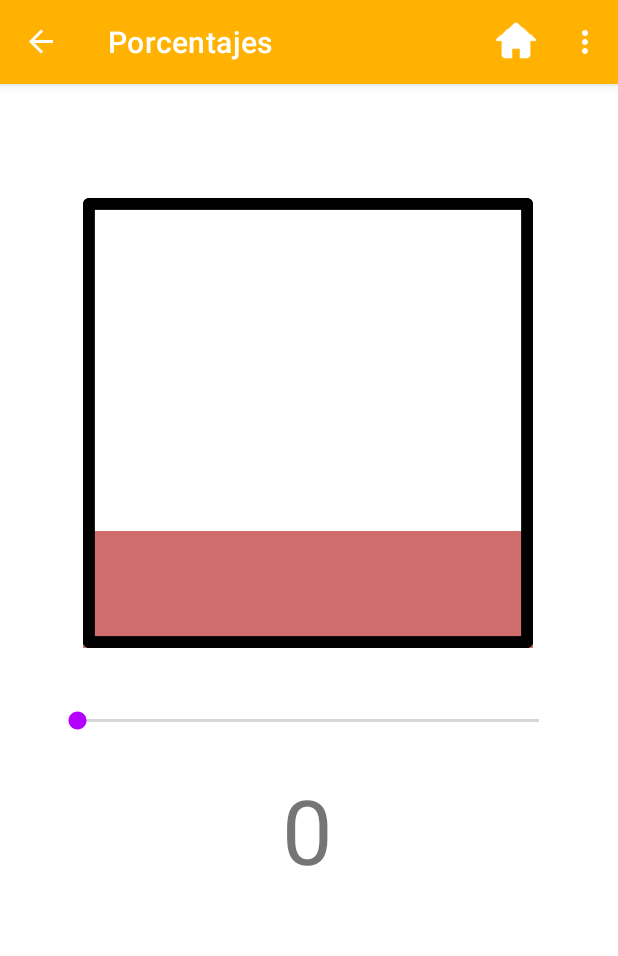
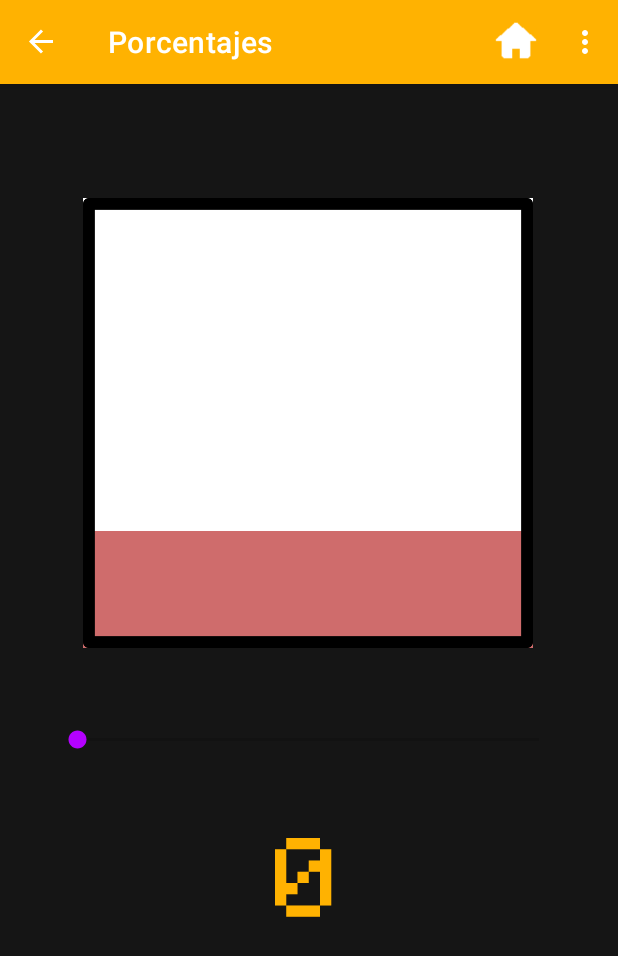
Before and after one commit to abcerrar/GamePocket, an Android app: the screen it shows after launch (HomeMenuActivity), after a tap on an icon or button, on a phone screen of 412 x 824 dp. Shown: the top 956 px of the screen. Run offline under Robolectric (Android 15) with nearby library versions, the phone set to English and light mode, and no system bars; our stand-ins replace Firebase (no records; nobody signed in at launch, a user with empty details on screens opened directly), navigation-ui; Roboto replaces fonts that are not available here.

Commit message:
estilos juegos nocturnos

```diff
--- a/app/src/main/java/com/example/tfg_nd/puzzle_porcenaje.java
+++ b/app/src/main/java/com/example/tfg_nd/puzzle_porcenaje.java
@@ -73,14 +73,14 @@ public class puzzle_porcenaje extends Fragment {
         if(currentUser!=null){
             email = currentUser.getEmail();
             user = new User(email);
-            tvTitulo.setText("Nivel: " + nivel_actual);
         }else{
             user = new User();
             nivel_actual = -1;
-            tvTitulo.setText("");
+            tvTitulo.setVisibility(View.INVISIBLE);
         }
         mPref = new manejadorPreferencias(email, getActivity());
         nivel_actual = Integer.parseInt(mPref.get("nivel", "0"));
+        tvTitulo.setText("Nivel: " + nivel_actual);
 
         listenerReload = new View.OnClickListener() {
             @Override
--- a/app/src/main/res/layout/fragment_puzzle_porcenaje.xml
+++ b/app/src/main/res/layout/fragment_puzzle_porcenaje.xml
@@ -4,53 +4,41 @@
     xmlns:tools="http://schemas.android.com/tools"
     android:layout_width="match_parent"
     android:layout_height="match_parent"
+    android:background="@color/fondonegro"
     tools:context=".puzzle_porcenaje">
 
     <SeekBar
         android:id="@+id/seekBar2"
         android:layout_width="340dp"
         android:layout_height="43dp"
-        app:layout_constraintBottom_toTopOf="@+id/tvNumero"
+        android:layout_marginTop="40dp"
         app:layout_constraintEnd_toEndOf="parent"
         app:layout_constraintHorizontal_bias="0.492"
         app:layout_constraintStart_toStartOf="parent"
-        app:layout_constraintTop_toBottomOf="@+id/tvRelleno"
-        app:layout_constraintVertical_bias="0.737" />
+        app:layout_constraintTop_toBottomOf="@+id/tvRelleno" />
 
     <TextView
         android:id="@+id/tvNumero"
         android:layout_width="wrap_content"
         android:layout_height="wrap_content"
-        android:layout_marginBottom="44dp"
+        android:layout_marginTop="28dp"
+        android:fontFamily="@font/minecraftia"
         android:gravity="center"
         android:text="0"
+        android:textColor="@color/amarillo"
         android:textSize="60sp"
-        app:layout_constraintBottom_toTopOf="@+id/tvResultado"
         app:layout_constraintEnd_toEndOf="parent"
-        app:layout_constraintHorizontal_bias="0.498"
-        app:layout_constraintStart_toStartOf="parent" />
-
-    <TextView
-        android:id="@+id/tvResultado"
-        android:layout_width="332dp"
-        android:layout_height="37dp"
-        android:layout_marginTop="572dp"
-        android:layout_marginBottom="50dp"
-        android:gravity="center"
-        android:textSize="24sp"
-        app:layout_constraintBottom_toBottomOf="parent"
-        app:layout_constraintEnd_toEndOf="parent"
-        app:layout_constraintHorizontal_bias="0.493"
         app:layout_constraintStart_toStartOf="parent"
-        app:layout_constraintTop_toTopOf="parent"
-        app:layout_constraintVertical_bias="0.083" />
+        app:layout_constraintTop_toBottomOf="@+id/seekBar2" />
 
     <TextView
         android:id="@+id/titulo"
-        android:layout_width="274dp"
+        android:layout_width="wrap_content"
         android:layout_height="38dp"
+        android:fontFamily="@font/ka"
         android:gravity="center"
-        android:textSize="34sp"
+        android:textColor="@color/morado"
+        android:textSize="35sp"
         android:textStyle="bold"
         app:layout_constraintBottom_toTopOf="@+id/tvColor"
         app:layout_constraintEnd_toEndOf="parent"
```
Also changed, not shown: app/src/main/res/layout/fragment_niveles.xml (+24 -0 lines), app/src/main/res/layout/fragment_puzzle_memory.xml (+17 -4 lines), app/src/main/res/layout/fragment_puzzle_tresraya.xml (+12 -6 lines), app/src/main/res/drawable/circle.png, app/src/main/res/drawable/triangle.png.
